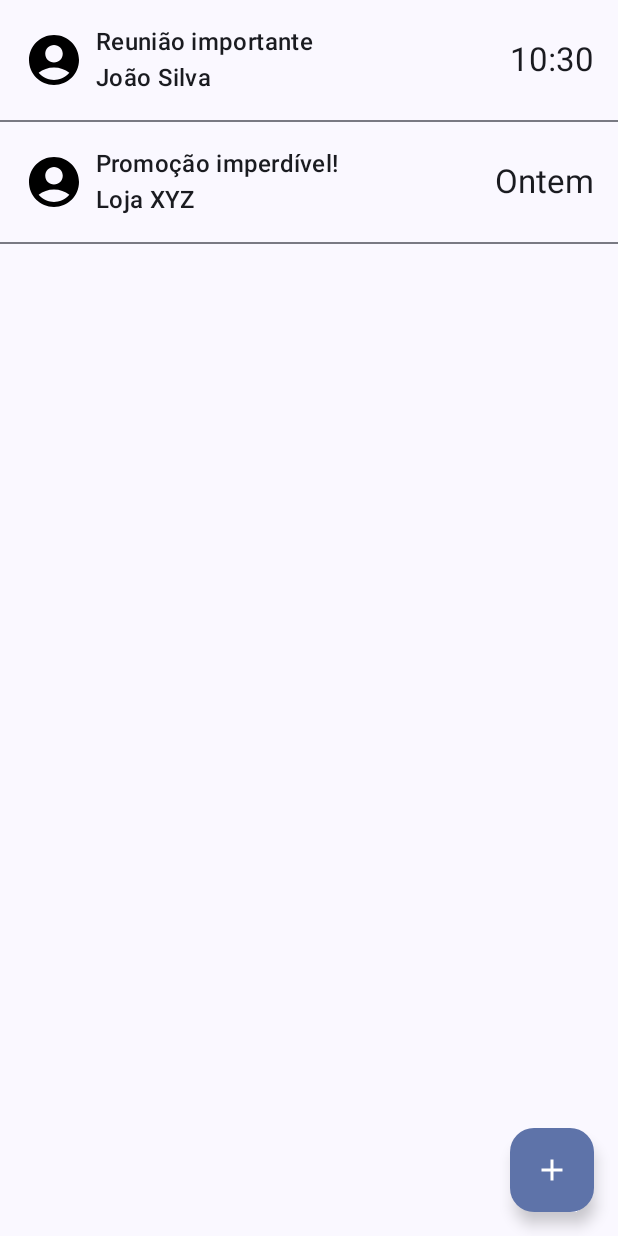
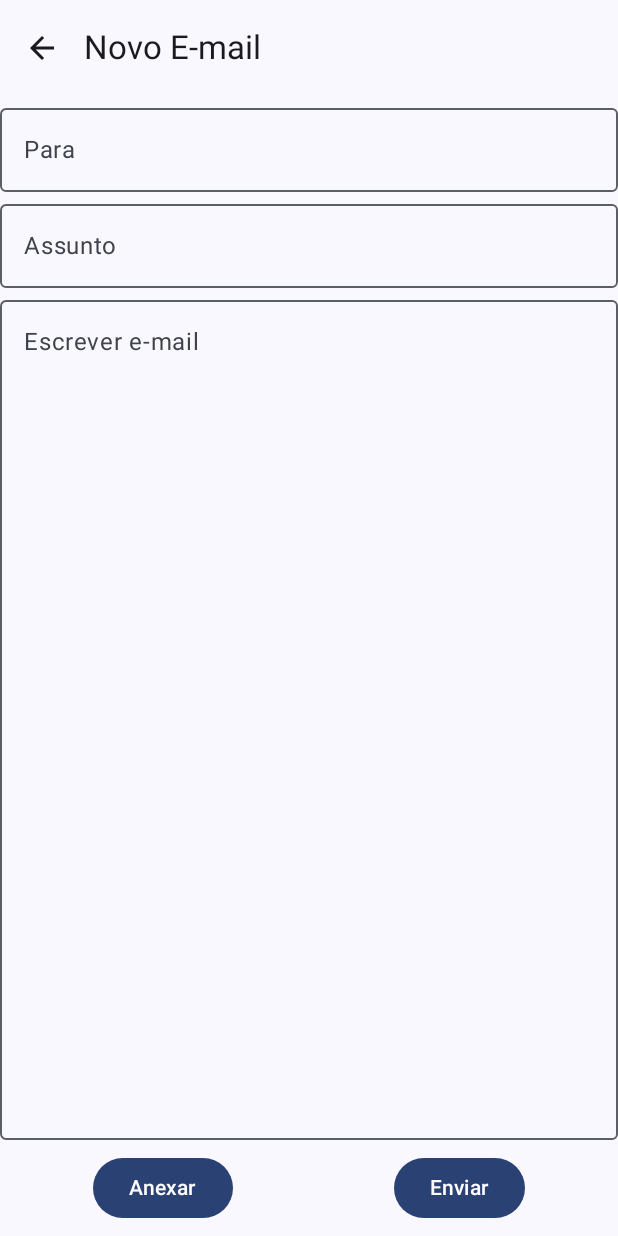
Before and after one commit to Odamiani/LocalwebMail, an Android app built with Jetpack Compose: the screen it shows after launch (MainActivity), after a tap on "Novo E-mail", on a phone screen of 412 x 824 dp. Run offline under Robolectric (Android 15) with nearby library versions, the phone set to English and light mode, and no system bars.

Commit message:
Novas telas

```diff
--- a/app/src/main/java/br/com/fiap/localwebmail/MainActivity.kt
+++ b/app/src/main/java/br/com/fiap/localwebmail/MainActivity.kt
@@ -4,6 +4,7 @@ import android.os.Bundle
 import androidx.activity.ComponentActivity
 import androidx.activity.compose.setContent
 import androidx.compose.foundation.Image
+import androidx.compose.foundation.clickable
 import androidx.compose.foundation.layout.Row
 import androidx.compose.foundation.layout.Spacer
 import androidx.compose.foundation.layout.fillMaxSize
@@ -15,7 +16,6 @@ import androidx.compose.material.icons.Icons
 import androidx.compose.material.icons.filled.AccountCircle
 import androidx.compose.material.icons.filled.Add
 import androidx.compose.material3.MaterialTheme
-import androidx.compose.material3.*
 import androidx.compose.material3.Surface
 import androidx.compose.material3.Text
 import androidx.compose.runtime.Composable
@@ -25,10 +25,36 @@ import androidx.compose.ui.unit.dp
 import androidx.compose.foundation.layout.Column
 import androidx.compose.foundation.layout.width
 import androidx.compose.foundation.lazy.items
+import androidx.compose.material.icons.filled.ArrowBack
 import androidx.compose.material3.Divider
+import androidx.compose.material3.FloatingActionButton
+import androidx.compose.material3.Icon
+import androidx.compose.material3.IconButton
+import androidx.compose.material3.OutlinedTextField
+import androidx.compose.material3.Scaffold
+import androidx.compose.material3.TopAppBar
+import androidx.navigation.NavController
+import androidx.navigation.compose.NavHost
+import androidx.navigation.compose.rememberNavController
+import androidx.navigation.compose.composable
+import androidx.compose.runtime.mutableStateOf
+import androidx.compose.runtime.remember
+import androidx.compose.foundation.layout.Arrangement
+import androidx.compose.foundation.layout.Box
+import androidx.compose.foundation.layout.height
+import androidx.compose.material3.Button
+import androidx.compose.material3.ExperimentalMaterial3Api
+import androidx.compose.runtime.LaunchedEffect
+import androidx.compose.runtime.getValue
+import androidx.compose.runtime.setValue
+
+
+
+
 
 
 import br.com.fiap.localwebmail.ui.theme.LocalwebMailTheme
+import kotlinx.coroutines.delay
 
 class MainActivity : ComponentActivity() {
     override fun onCreate(savedInstanceState: Bundle?) {
@@ -39,7 +65,25 @@ class MainActivity : ComponentActivity() {
                     modifier = Modifier.fillMaxSize(),
                     color = MaterialTheme.colorScheme.background
                 ) {
-                    EmailScreen()
+                    val navController = rememberNavController()
+                    NavHost(
+                        navController = navController,
+                        startDestination = "email"
+                    ){
+                        composable(route = "email") { EmailScreen(navController) }
+                        composable(route = "emailpage") { EmailPage(navController) }
+                        composable("emailsent") { EmailSentScreen(navController) }
+                        composable("emaildetails/{emailId}") { backStackEntry ->
+                            val emailId = backStackEntry.arguments?.getString("emailId")
+                            val email = emails.find { it.id == emailId }
+                            if (email != null) {
+                                EmailDetailsScreen(navController, email)
+                            } else {
+
+                            }
+                        }
+                    }
+
                 }
             }
         }
@@ -47,27 +91,28 @@ class MainActivity : ComponentActivity() {
 }
 
 @Composable
-fun EmailScreen() {
+fun EmailScreen(navController: NavController) {
     Scaffold(
         floatingActionButton = {
-            FloatingActionButton(onClick = { }) {
+            FloatingActionButton(onClick = { navController.navigate("emailpage") }) {
                 Icon(imageVector = Icons.Filled.Add, contentDescription = "Novo E-mail")
             }
         }
     ) { innerPadding ->
         LazyColumn(contentPadding = innerPadding) {
             items(emails) { email ->
-                EmailItem(email)
+                EmailItem(email, navController)
             }
         }
     }
 }
 
 @Composable
-fun EmailItem(email: Email) {
+fun EmailItem(email: Email, navController: NavController) {
     Row(
         modifier = Modifier
             .fillMaxWidth()
+            .clickable { navController.navigate("emaildetails/${email.id}") }
             .padding(16.dp),
         verticalAlignment = Alignment.CenterVertically
     ) {
@@ -86,13 +131,119 @@ fun EmailItem(email: Email) {
     Divider()
 }
 
+@OptIn(ExperimentalMaterial3Api::class)
+@Composable
+fun EmailPage(navController: NavController){
+    var recipient by remember { mutableStateOf("") }
+    var subject by remember { mutableStateOf("") }
+    var body by remember { mutableStateOf("") }
+
+    Scaffold(
+        topBar = {
+            TopAppBar(
+                title = { Text("Novo E-mail") },
+                navigationIcon = {
+                    IconButton(onClick = { navController.navigateUp() }) {
+                        Icon(Icons.Filled.ArrowBack, contentDescription = "Voltar")
+                    }
+                }
+            )
+        }
+    ) { innerPadding ->
+        Column(
+            modifier = Modifier
+                .fillMaxSize()
+                .padding(innerPadding)
+        ) {
+            OutlinedTextField(
+                value = recipient,
+                onValueChange = { recipient = it },
+                label = { Text("Para") },
+                modifier = Modifier.fillMaxWidth()
+            )
+            OutlinedTextField(
+                value = subject,
+                onValueChange = { subject = it },
+                label = { Text("Assunto") },
+                modifier = Modifier.fillMaxWidth()
+            )
+            OutlinedTextField(
+                value = body,
+                onValueChange = { body = it },
+                label = { Text("Escrever e-mail") },
+                modifier = Modifier
+                    .fillMaxWidth()
+                    .weight(1f)
+            )
+            Row(
+                modifier = Modifier
+                    .fillMaxWidth()
+                    .padding(8.dp),
+                horizontalArrangement = Arrangement.SpaceAround
+            ) {
+                Button(onClick = { }) {
+                    Text("Anexar")
+                }
+                Button(onClick = { navController.navigate("emailsent") }) {
+                    Text("Enviar")
+                }
+            }
+        }
+    }
+}
+@Composable
+fun EmailSentScreen(navController: NavController) {
+    LaunchedEffect(Unit) {
+        delay(2000)
+        navController.navigate("email") {
+            popUpTo("email") { inclusive = true }
+        }
+    }
+
+    Box(
+        modifier = Modifier.fillMaxSize(),
+        contentAlignment = Alignment.Center
+    ) {
+        Text("E-mail enviado com sucesso!")
+    }
+}
+
+@OptIn(ExperimentalMaterial3Api::class)
+@Composable
+fun EmailDetailsScreen(navController: NavController, email: Email) {
+    Scaffold(
+        topBar = {
+            TopAppBar(
+                title = { Text(email.subject) },
+                navigationIcon = {
+                    IconButton(onClick = { navController.popBackStack() }) {
+                        Icon(Icons.Filled.ArrowBack, contentDescription = "Voltar")
+                    }
+                }
+            )
+        }
+    ) { innerPadding ->
+        Column(
+            modifier = Modifier
+                .fillMaxSize()
+                .padding(innerPadding)
+        ) {
+            Text(text = "De: ${email.sender}", style = MaterialTheme.typography.bodyMedium)
+            Spacer(modifier = Modifier.height(8.dp))
+            Text(text = email.body, style = MaterialTheme.typography.bodyLarge)
+        }
+    }
+}
+
 data class Email(
+    val id: String,
     val subject: String,
     val sender: String,
-    val timestamp: String
+    val timestamp: String,
+    val body: String
 )
 
 val emails = listOf(
-    Email("Reunião importante", "João Silva", "10:30"),
-    Email("Promoção imperdível!", "Loja XYZ", "Ontem"),
+    Email("1", "Reunião importante", "João Silva", "10:30", "Prezados, venho por meio deste e-mail convidá-los para uma reunião..."),
+    Email("2", "Promoção imperdível!", "Loja XYZ", "Ontem", "Não perca a nossa promoção de aniversário...")
 )
```
